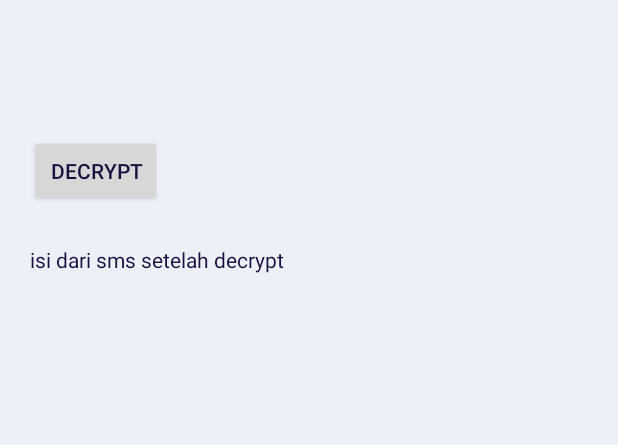
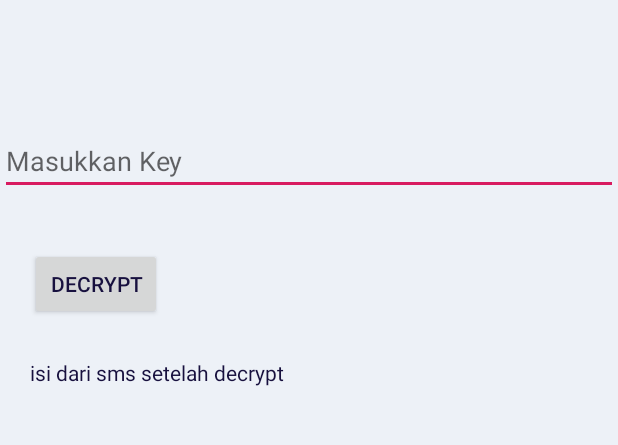
Before and after one commit to vandra7/EnkripsiSms, an Android app: the SmsDetail screen opened directly, with no data from a screen before it, on a phone screen of 412 x 824 dp, the part 96-541 px from its top. Run offline under Robolectric (Android 15) with nearby library versions, the phone set to English and light mode, and no system bars; 1 statement that could not run was skipped.

Commit message:
hampir selesai

```diff
--- a/app/src/main/java/com/example/enkripsisms/SmsDetail.java
+++ b/app/src/main/java/com/example/enkripsisms/SmsDetail.java
@@ -3,22 +3,59 @@ package com.example.enkripsisms;
 import androidx.appcompat.app.AppCompatActivity;
 
 import android.os.Bundle;
+import android.util.Log;
+import android.view.View;
+import android.widget.Button;
+import android.widget.EditText;
 import android.widget.TextView;
 
 public class SmsDetail extends AppCompatActivity {
     TextView textView;
-
+    TextView smsDecryt;
+    EditText keyDe;
+    Button btnDecrypt;
+    String message;
+    String key;
+    String decryptPhase1;
+    String decryptPhase2;
+    String doubleColumnarTransposition;
     @Override
     protected void onCreate(Bundle savedInstanceState) {
         super.onCreate(savedInstanceState);
         setContentView(R.layout.activity_sms_detail);
 
        textView = findViewById(R.id.smsEncryp);
+       smsDecryt = findViewById(R.id.smsDecrypt);
+       keyDe = findViewById(R.id.key_de);
+       btnDecrypt = findViewById(R.id.btnDecrypt);
+
+       Bundle bundle = getIntent().getExtras();
+       String isi = bundle.getString("isi_sms");
+       textView.setText(isi);
 
 
-        Bundle bundle = getIntent().getExtras();
-        String isi = bundle.getString("isi_sms");
+       btnDecrypt.setOnClickListener(new View.OnClickListener() {
+           @Override
+           public void onClick(View v) {
+               deSms();
+           }
+       });
 
-        textView.setText(isi);
+    }
+
+    protected void deSms(){
+        message = textView.getText().toString();
+        key = keyDe.getText().toString();
+
+      try {
+
+          decryptPhase1 = Decryption.decryptColumnarTransposition(key, doubleColumnarTransposition);
+          decryptPhase2 = Decryption.decryptColumnarTransposition(key, decryptPhase1);
+          Log.d("hasilDecrypt", decryptPhase2);
+      }
+      catch (Exception e){
+          Log.d("hasilDecrypt", "gagal");
+      }
+
     }
 }
--- a/app/src/main/res/layout/activity_about.xml
+++ b/app/src/main/res/layout/activity_about.xml
@@ -34,7 +34,7 @@
         android:layout_height="wrap_content"
         android:textColor="#17103E"
         android:textSize="24sp"
-        android:text="Enkripsi SMS dengan Algoritma Apa saja boleh.\nVersi 1.0.0\n\n\n\n \nNama  : Riandra\nNPM    : 56416306
+        android:text="Enkripsi SMS dengan Algoritma double columnar transposition.\n\n\n\n\n \nNama  : Riandra\nNPM    : 56416306
         \nKelas   : 4IA06"/>
 
 
--- a/app/src/main/res/layout/activity_buat_pesan.xml
+++ b/app/src/main/res/layout/activity_buat_pesan.xml
@@ -53,7 +53,7 @@
             android:id="@+id/key_en"
             android:layout_width="fill_parent"
             android:layout_height="fill_parent"
-            android:inputType="number"
+
             android:singleLine="true"
             android:hint="Masukkan Key"/>
 
--- a/app/src/main/res/layout/activity_sms_detail.xml
+++ b/app/src/main/res/layout/activity_sms_detail.xml
@@ -25,6 +25,14 @@
 
     </LinearLayout>
 
+
+    <LinearLayout
+        android:layout_marginTop="10dp"
+        android:layout_marginBottom="10dp"
+        android:orientation="vertical"
+        android:layout_width="match_parent"
+        android:layout_height="wrap_content">
+
         <TextView
             android:id="@+id/smsEncryp"
             android:layout_width="wrap_content"
@@ -35,6 +43,18 @@
             android:layout_marginBottom="20dp"
             android:text="isi dari sms encrypt"
             android:textColor="#17103E" />
+
+
+        <EditText
+            android:id="@+id/key_de"
+            android:layout_width="fill_parent"
+            android:layout_height="fill_parent"
+            android:layout_marginTop="10dp"
+            android:layout_marginBottom="10dp"
+            android:singleLine="true"
+            android:hint="Masukkan Key"/>
+
+
 
         <Button
             android:id="@+id/btnDecrypt"
@@ -57,6 +77,7 @@
             android:textColor="#17103E"
             android:text="isi dari sms setelah decrypt"/>
 
+    </LinearLayout>
 
 
 </LinearLayout>
```
Also changed, not shown: app/src/main/java/com/example/enkripsisms/BuatPesan.java (+17 -6 lines), app/src/main/java/com/example/enkripsisms/Encryption.java (+8 -21 lines). Lines whose indentation alone changed are shown as unchanged.
